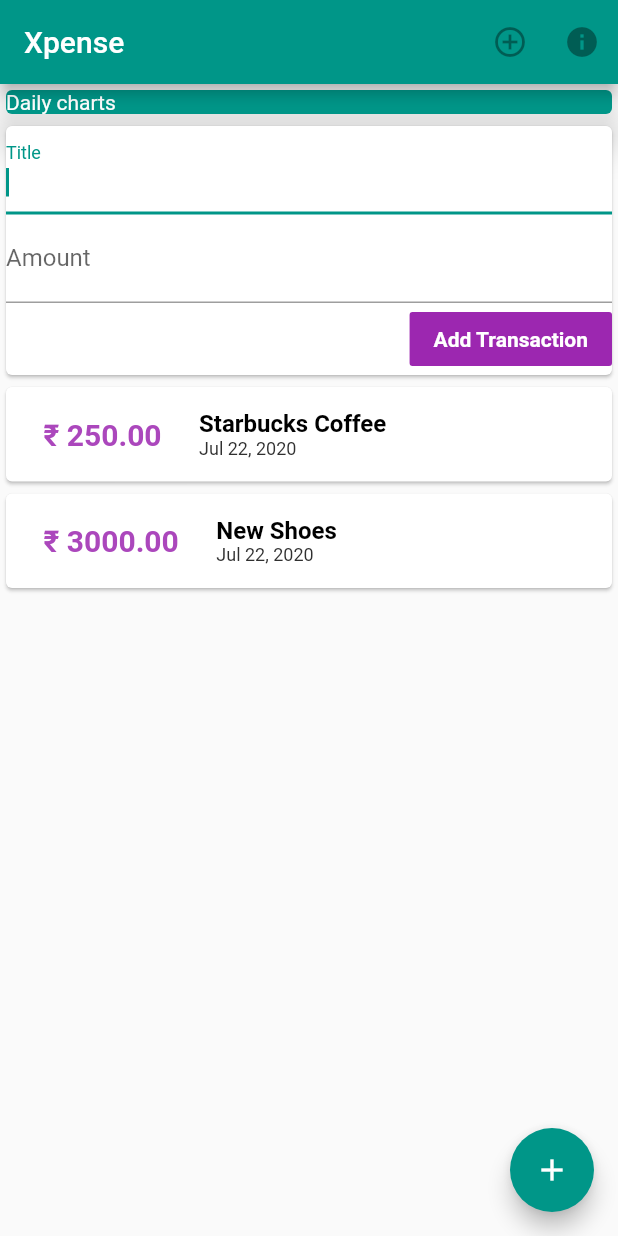
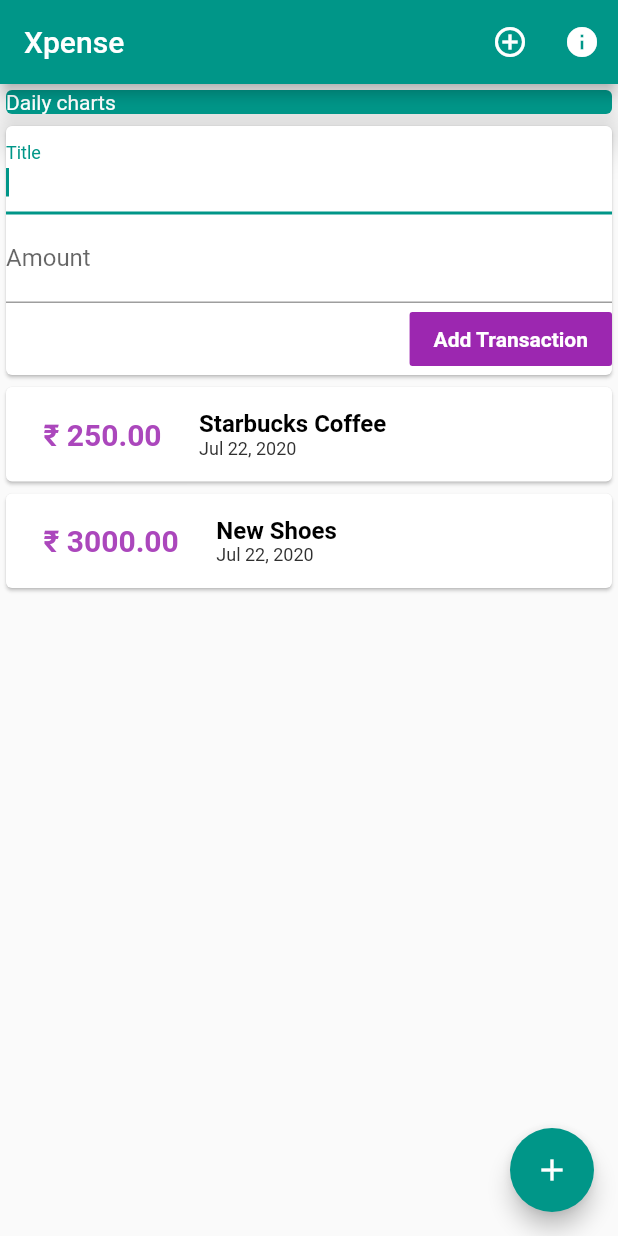
Before and after one commit to Karanjot-singh/Flutter-StockPlus, a Flutter app: the screen it shows after launch, on a phone screen of 412 x 824 dp. Run offline on Flutter 3.47's test engine with Material 2 defaults, Android fonts, the phone set to English and light mode, and no system bars.

Commit message:
Minor UI changes

```diff
--- a/lib/main.dart
+++ b/lib/main.dart
@@ -27,13 +27,20 @@ class MyHomePage extends StatelessWidget {
         title: Text("Xpense"),
         actions: <Widget>[
           IconButton(
-            icon: Icon(Icons.add_circle_outline),
+            icon: Icon(
+              Icons.add_circle_outline,
+              color: Colors.white,
+            ),
             onPressed: null,
           ),
-        IconButton(
-            icon: Icon(Icons.info),
+          IconButton(
+            icon: Icon(
+              Icons.info,
+              color: Colors.white,
+            ),
             onPressed: null,
-          ),],
+          ),
+        ],
       ),
       body: SingleChildScrollView(
         child: Column(
```
